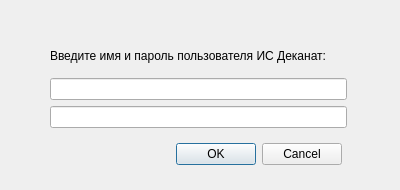
Above: authwindow.ui from sowecthal/IS-Decanat before the change. Below: the same form after it.
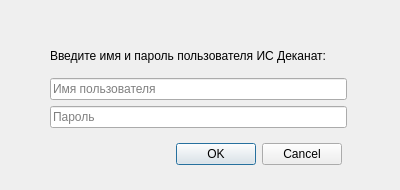
That is the form after the change.

Diff of the .ui file:
```diff
--- a/authwindow.ui
+++ b/authwindow.ui
@@ -64,10 +64,18 @@
     <item>
      <layout class="QVBoxLayout" name="verticalLayout">
       <item>
-       <widget class="QLineEdit" name="lineLogin"/>
+       <widget class="QLineEdit" name="lineLogin">
+        <property name="placeholderText">
+         <string>Имя пользователя</string>
+        </property>
+       </widget>
       </item>
       <item>
-       <widget class="QLineEdit" name="linePassword"/>
+       <widget class="QLineEdit" name="linePassword">
+        <property name="placeholderText">
+         <string>Пароль</string>
+        </property>
+       </widget>
       </item>
      </layout>
     </item>
```
